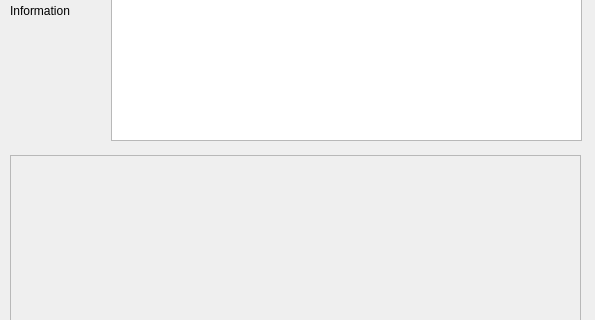
The window that src/gui/src/SoundLibrary/SoundLibraryPropertiesDialog_UI.ui (hydrogen-music/hydrogen) describes before a commit, drawn with Qt 5; both pictures show x 0 to 595 and y 145 to 465 of the 595 by 640 pixel window.
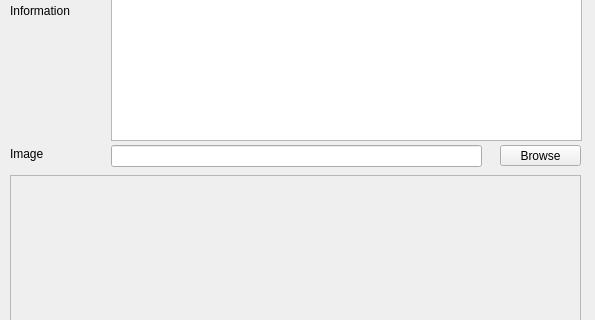
The same window after the commit.

Commit message: Added file browse dialog for drumkit image selection

```diff
--- a/src/gui/src/SoundLibrary/SoundLibraryPropertiesDialog_UI.ui
+++ b/src/gui/src/SoundLibrary/SoundLibraryPropertiesDialog_UI.ui
@@ -208,11 +208,48 @@
    <property name="geometry">
     <rect>
      <x>10</x>
-     <y>300</y>
+     <y>320</y>
      <width>571</width>
-     <height>271</height>
+     <height>251</height>
     </rect>
    </property>
+   <property name="palette">
+    <palette>
+     <active>
+      <colorrole role="WindowText">
+       <brush brushstyle="SolidPattern">
+        <color alpha="0">
+         <red>34</red>
+         <green>31</green>
+         <blue>30</blue>
+        </color>
+       </brush>
+      </colorrole>
+     </active>
+     <inactive>
+      <colorrole role="WindowText">
+       <brush brushstyle="SolidPattern">
+        <color alpha="0">
+         <red>34</red>
+         <green>31</green>
+         <blue>30</blue>
+        </color>
+       </brush>
+      </colorrole>
+     </inactive>
+     <disabled>
+      <colorrole role="WindowText">
+       <brush brushstyle="SolidPattern">
+        <color alpha="255">
+         <red>144</red>
+         <green>141</green>
+         <blue>139</blue>
+        </color>
+       </brush>
+      </colorrole>
+     </disabled>
+    </palette>
+   </property>
    <property name="autoFillBackground">
     <bool>true</bool>
    </property>
@@ -229,6 +266,57 @@
     <set>Qt::AlignCenter</set>
    </property>
   </widget>
+  <widget class="QLabel" name="label_5">
+   <property name="geometry">
+    <rect>
+     <x>10</x>
+     <y>292</y>
+     <width>57</width>
+     <height>14</height>
+    </rect>
+   </property>
+   <property name="text">
+    <string>Image</string>
+   </property>
+  </widget>
+  <widget class="QLineEdit" name="imageText">
+   <property name="geometry">
+    <rect>
+     <x>111</x>
+     <y>290</y>
+     <width>371</width>
+     <height>22</height>
+    </rect>
+   </property>
+   <property name="sizePolicy">
+    <sizepolicy hsizetype="Fixed" vsizetype="Fixed">
+     <horstretch>0</horstretch>
+     <verstretch>0</verstretch>
+    </sizepolicy>
+   </property>
+   <property name="minimumSize">
+    <size>
+     <width>209</width>
+     <height>0</height>
+    </size>
+   </property>
+   <property name="text">
+    <string/>
+   </property>
+  </widget>
+  <widget class="QPushButton" name="imageBrowsePushButton">
+   <property name="geometry">
+    <rect>
+     <x>500</x>
+     <y>290</y>
+     <width>81</width>
+     <height>21</height>
+    </rect>
+   </property>
+   <property name="text">
+    <string>Browse</string>
+   </property>
+  </widget>
  </widget>
  <tabstops>
   <tabstop>nameTxt</tabstop>
```
The commit also changes 3 other files.
